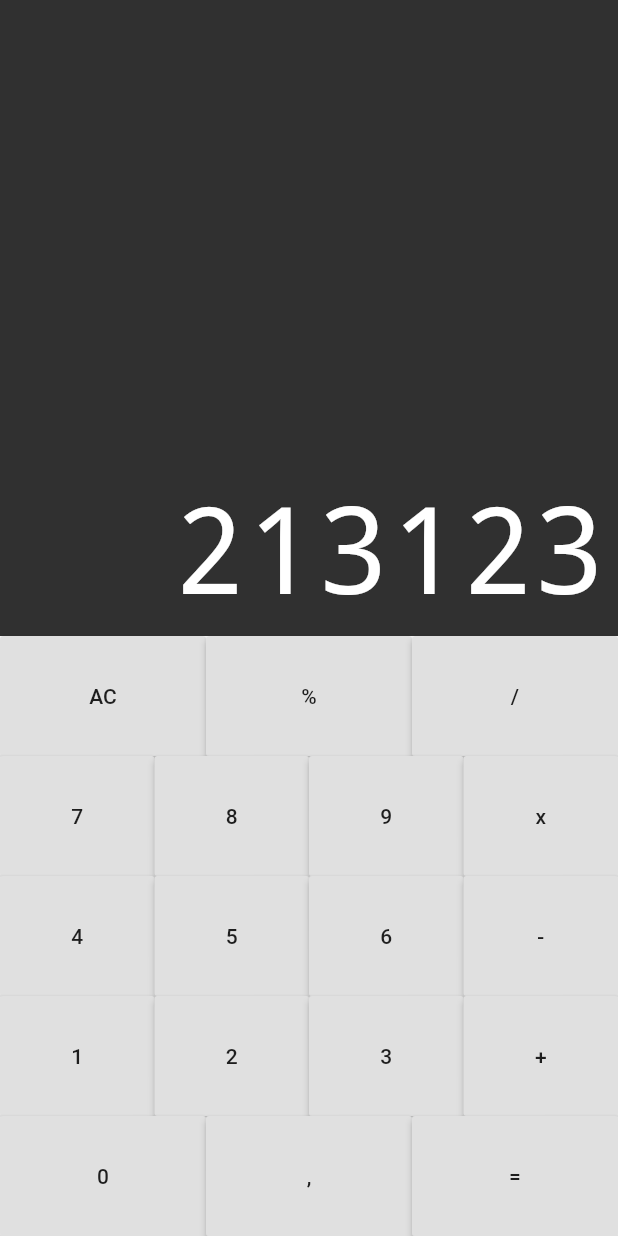
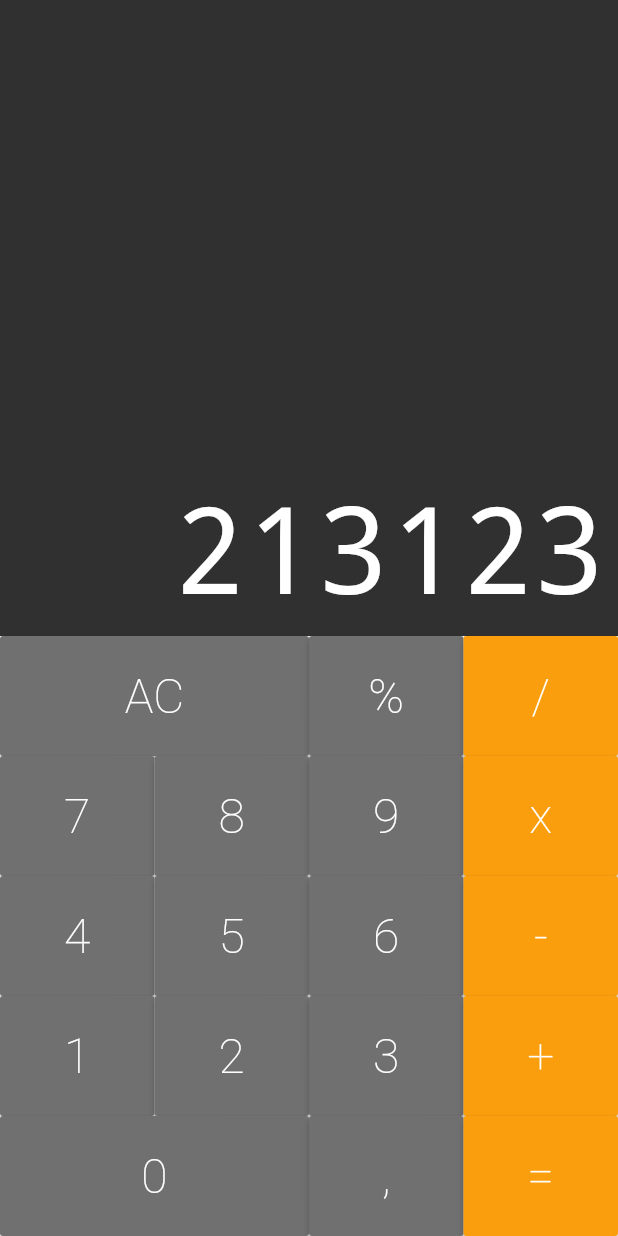
Before and after one commit to psatler/flutter-calculator, a Flutter app: the screen it shows after launch, on a phone screen of 412 x 824 dp. Run offline on Flutter 3.47's test engine with Material 2 defaults, Android fonts, the phone set to English and light mode, and no system bars; drawn by our look-alikes of auto_size_text.

Commit message:
chore: add named constructors to the button component

```diff
--- a/lib/components/button.dart
+++ b/lib/components/button.dart
@@ -1,18 +1,47 @@
 import 'package:flutter/material.dart';
 
 class Button extends StatelessWidget {
+  static const DARK = Color.fromRGBO(82, 82, 82, 1);
+  static const DEFAULT = Color.fromRGBO(112, 112, 112, 1);
+  static const OPERATION = Color.fromRGBO(250, 158, 13, 1);
+
   final String text;
+  final bool big;
+  final Color color;
 
+  // using named constructors for the different attributes
   Button({
     @required this.text,
+    this.big = false,
+    this.color = DEFAULT,
+  });
+
+  Button.big({
+    @required this.text,
+    this.big = true,
+    this.color = DEFAULT,
+  });
+
+  Button.operation({
+    @required this.text,
+    this.big = false,
+    this.color = OPERATION,
   });
 
   @override
   Widget build(BuildContext context) {
     return Expanded(
-      flex: 1,
+      flex: big ? 2 : 1,
       child: RaisedButton(
-        child: Text(text),
+        color: this.color,
+        child: Text(
+          text,
+          style: TextStyle(
+            color: Colors.white,
+            fontSize: 32,
+            fontWeight: FontWeight.w200
+          ),
+        ),
         onPressed: () {},
       ),
     );
--- a/lib/components/keyboard.dart
+++ b/lib/components/keyboard.dart
@@ -13,9 +13,9 @@ class Keyboard extends StatelessWidget {
         children: <Widget>[
           ButtonRow(
             [
-              Button(text: 'AC'),
+              Button.big(text: 'AC'),
               Button(text: '%'),
-              Button(text: '/'),
+              Button.operation(text: '/'),
             ],
           ),
           ButtonRow(
@@ -23,7 +23,7 @@ class Keyboard extends StatelessWidget {
               Button(text: '7'),
               Button(text: '8'),
               Button(text: '9'),
-              Button(text: 'x'),
+              Button.operation(text: 'x'),
             ],
           ),
           ButtonRow(
@@ -31,7 +31,7 @@ class Keyboard extends StatelessWidget {
               Button(text: '4'),
               Button(text: '5'),
               Button(text: '6'),
-              Button(text: '-'),
+              Button.operation(text: '-'),
             ],
           ),
           ButtonRow(
@@ -39,14 +39,14 @@ class Keyboard extends StatelessWidget {
               Button(text: '1'),
               Button(text: '2'),
               Button(text: '3'),
-              Button(text: '+'),
+              Button.operation(text: '+'),
             ],
           ),
           ButtonRow(
             [
-              Button(text: '0'),
+              Button.big(text: '0'),
               Button(text: ','),
-              Button(text: '='),
+              Button.operation(text: '='),
             ],
           )
         ],
```
